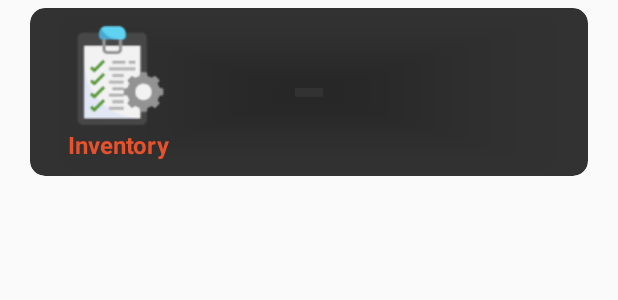
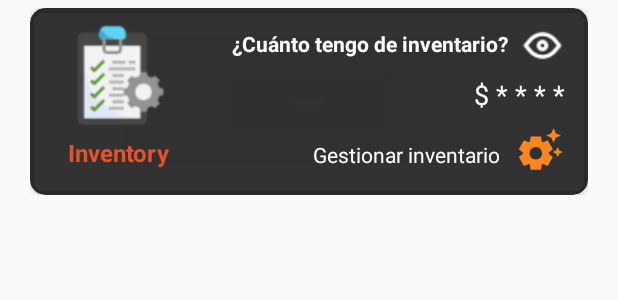
Before and after one commit to josegabjimenez/equipoCinco, an Android app: the layout widget.xml on its own in the app's theme, with its tools: preview values and no code run, on a phone screen of 412 x 824 dp. Shown: the top 300 px of the screen. Run offline under Robolectric (Android 15) with nearby library versions, the phone set to English and light mode, and no system bars.

Commit message:
Design for the widget completed

```diff
--- /dev/null
+++ b/app/src/main/res/drawable/ic_settings.xml
@@ -0,0 +1,5 @@
+<vector android:height="33dp" android:tint="#FA8523"
+    android:viewportHeight="24" android:viewportWidth="24"
+    android:width="33dp" xmlns:android="http://schemas.android.com/apk/res/android">
+    <path android:fillColor="@android:color/white" android:pathData="M17.41,6.59L15,5.5l2.41,-1.09L18.5,2l1.09,2.41L22,5.5l-2.41,1.09L18.5,9L17.41,6.59zM21.28,12.72L20.5,11l-0.78,1.72L18,13.5l1.72,0.78L20.5,16l0.78,-1.72L23,13.5L21.28,12.72zM16.24,14.37l1.94,1.47l-2.5,4.33l-2.24,-0.94c-0.2,0.13 -0.42,0.26 -0.64,0.37L12.5,22h-5l-0.3,-2.41c-0.22,-0.11 -0.43,-0.23 -0.64,-0.37l-2.24,0.94l-2.5,-4.33l1.94,-1.47C3.75,14.25 3.75,14.12 3.75,14s0,-0.25 0.01,-0.37l-1.94,-1.47l2.5,-4.33l2.24,0.94c0.2,-0.13 0.42,-0.26 0.64,-0.37L7.5,6h5l0.3,2.41c0.22,0.11 0.43,0.23 0.64,0.37l2.24,-0.94l2.5,4.33l-1.94,1.47c0.01,0.12 0.01,0.24 0.01,0.37S16.25,14.25 16.24,14.37zM13,14c0,-1.66 -1.34,-3 -3,-3s-3,1.34 -3,3s1.34,3 3,3S13,15.66 13,14z"/>
+</vector>
--- a/app/src/main/res/layout/widget.xml
+++ b/app/src/main/res/layout/widget.xml
@@ -2,12 +2,11 @@
 <layout xmlns:card_view="http://schemas.android.com/apk/res-auto"
     xmlns:android="http://schemas.android.com/apk/res/android">
 
-    <androidx.constraintlayout.widget.ConstraintLayout
+    <RelativeLayout
         android:layout_width="match_parent"
-        android:layout_height="wrap_content"
+        android:layout_height="135dp"
         android:paddingHorizontal="20dp"
-        android:paddingVertical="5dp"
-        >
+        android:paddingVertical="5dp">
 
         <androidx.cardview.widget.CardView
             android:id="@+id/cvWidget"
@@ -18,11 +17,11 @@
             card_view:cardBackgroundColor="#CC000000"
             card_view:cardCornerRadius="10dp"
             android:elevation="8dp"
-            card_view:layout_constraintStart_toStartOf="parent"
-            card_view:layout_constraintTop_toTopOf="parent"
-            card_view:layout_constraintEnd_toEndOf="parent"
-            >
-            <androidx.constraintlayout.widget.ConstraintLayout
+            android:layout_alignParentStart="true"
+            android:layout_alignParentTop="true"
+            android:layout_alignParentEnd="true">
+
+            <RelativeLayout
                 android:layout_width="match_parent"
                 android:layout_height="match_parent"
                 android:padding="10dp">
@@ -33,9 +32,8 @@
                     android:layout_height="wrap_content"
                     android:src="@drawable/icono_login"
                     android:layout_marginStart="15dp"
-                    card_view:layout_constraintTop_toTopOf="parent"
-                    card_view:layout_constraintStart_toStartOf="parent"
-                    card_view:layout_constraintBottom_toStartOf="@+id/tvTitle"/>
+                    android:layout_alignParentStart="true"
+                    android:layout_alignParentTop="true"/>
 
                 <TextView
                     android:id="@+id/tvTitle"
@@ -45,15 +43,73 @@
                     android:textColor="@color/orange"
                     android:textStyle="bold"
                     android:layout_marginStart="15dp"
+                    android:layout_marginTop="5dp"
                     android:textSize="16sp"
-                    card_view:layout_constraintStart_toStartOf="parent"
-                    card_view:layout_constraintTop_toBottomOf="@+id/ivLogo"
-                    card_view:layout_constraintBottom_toBottomOf="parent"/>
+                    android:layout_below="@+id/ivLogo"
+                    android:layout_alignParentStart="true"
+                    android:layout_alignParentBottom="true"/>
 
-            </androidx.constraintlayout.widget.ConstraintLayout>
+                <TextView
+                    android:id="@+id/tvTop_message"
+                    android:layout_width="wrap_content"
+                    android:layout_height="wrap_content"
+                    android:text="¿Cuánto tengo de inventario?"
+                    android:textColor="@color/white"
+                    android:textStyle="bold"
+                    android:layout_marginTop="4dp"
+                    android:layout_marginEnd="8dp"
+                    android:layout_toStartOf="@id/ivShow_inventory"
+                    android:layout_alignParentTop="true"/>
+
+                <ImageView
+                    android:id="@+id/ivShow_inventory"
+                    android:layout_width="wrap_content"
+                    android:layout_height="wrap_content"
+                    android:src="@drawable/ojo_alternancia_1"
+                    android:layout_marginEnd="5dp"
+                    android:layout_alignParentTop="true"
+                    android:layout_alignParentEnd="true"
+                    />
+
+                <TextView
+                    android:id="@+id/tvEarnings"
+                    android:layout_width="wrap_content"
+                    android:layout_height="wrap_content"
+                    android:text="$ * * * *"
+                    android:textSize="18sp"
+                    android:textColor="@color/white"
+                    android:layout_marginTop="5dp"
+                    android:layout_marginEnd="5dp"
+                    android:layout_below="@id/ivShow_inventory"
+                    android:layout_alignParentEnd="true"/>
+
+                <TextView
+                    android:id="@+id/tvBottom_message"
+                    android:layout_width="wrap_content"
+                    android:layout_height="wrap_content"
+                    android:text="Gestionar inventario"
+                    android:textColor="@color/white"
+                    android:layout_marginTop="18dp"
+                    android:layout_marginEnd="10dp"
+                    android:layout_below="@id/tvEarnings"
+                    android:layout_alignParentBottom="true"
+                    android:layout_toStartOf="@id/ivSettings"/>
+
+                <ImageView
+                    android:id="@+id/ivSettings"
+                    android:layout_width="wrap_content"
+                    android:layout_height="wrap_content"
+                    android:src="@drawable/ic_settings"
+                    android:layout_marginTop="3dp"
+                    android:layout_marginEnd="5dp"
+                    android:layout_below="@id/tvEarnings"
+                    android:layout_alignParentEnd="true"
+                    android:layout_alignParentBottom="true"/>
+
+            </RelativeLayout>
 
         </androidx.cardview.widget.CardView>
 
-    </androidx.constraintlayout.widget.ConstraintLayout>
+    </RelativeLayout>
 
 </layout>
```
